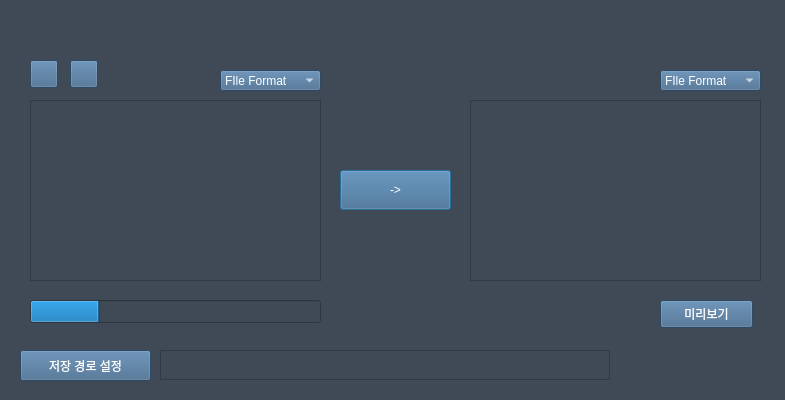
YongGyunKwon/Open210Team_CBNU, file UI/.ui확장자파일/MainScreen.ui: the form before one commit.
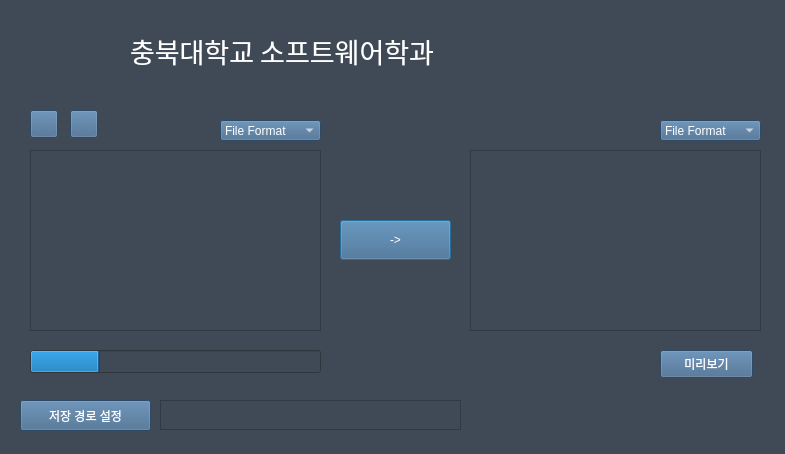
The form after the commit. Icons and pictures are not drawn.

```diff
--- a/UI/.ui확장자파일/MainScreen.ui
+++ b/UI/.ui확장자파일/MainScreen.ui
@@ -10,7 +10,7 @@
     <x>0</x>
     <y>0</y>
     <width>785</width>
-    <height>400</height>
+    <height>454</height>
    </rect>
   </property>
   <property name="sizePolicy">
@@ -19,12 +19,6 @@
     <verstretch>0</verstretch>
    </sizepolicy>
   </property>
-  <property name="maximumSize">
-   <size>
-    <width>785</width>
-    <height>400</height>
-   </size>
-  </property>
   <property name="focusPolicy">
    <enum>Qt::TabFocus</enum>
   </property>
@@ -39,7 +33,7 @@
    <enum>Qt::LeftToRight</enum>
   </property>
   <property name="autoFillBackground">
-   <bool>true</bool>
+   <bool>false</bool>
   </property>
   <property name="styleSheet">
    <string notr="true">background-color: rgb(64, 74, 86);</string>
@@ -54,7 +48,7 @@
    <property name="geometry">
     <rect>
      <x>30</x>
-     <y>300</y>
+     <y>350</y>
      <width>291</width>
      <height>23</height>
     </rect>
@@ -73,7 +67,7 @@
    <property name="geometry">
     <rect>
      <x>340</x>
-     <y>170</y>
+     <y>220</y>
      <width>111</width>
      <height>40</height>
     </rect>
@@ -299,7 +293,7 @@
    <property name="geometry">
     <rect>
      <x>590</x>
-     <y>40</y>
+     <y>90</y>
      <width>61</width>
      <height>51</height>
     </rect>
@@ -323,7 +317,7 @@
    <property name="geometry">
     <rect>
      <x>140</x>
-     <y>50</y>
+     <y>100</y>
      <width>61</width>
      <height>41</height>
     </rect>
@@ -347,7 +341,7 @@
    <property name="geometry">
     <rect>
      <x>70</x>
-     <y>60</y>
+     <y>110</y>
      <width>28</width>
      <height>28</height>
     </rect>
@@ -372,7 +366,7 @@
    <property name="geometry">
     <rect>
      <x>30</x>
-     <y>100</y>
+     <y>150</y>
      <width>291</width>
      <height>181</height>
     </rect>
@@ -394,7 +388,7 @@
    <property name="geometry">
     <rect>
      <x>470</x>
-     <y>100</y>
+     <y>150</y>
      <width>291</width>
      <height>181</height>
     </rect>
@@ -407,7 +401,7 @@
    <property name="geometry">
     <rect>
      <x>220</x>
-     <y>70</y>
+     <y>120</y>
      <width>101</width>
      <height>21</height>
     </rect>
@@ -419,7 +413,7 @@
    </property>
    <item>
     <property name="text">
-     <string>FIle Format</string>
+     <string>File Format</string>
     </property>
    </item>
    <item>
@@ -447,7 +441,7 @@
    <property name="geometry">
     <rect>
      <x>20</x>
-     <y>350</y>
+     <y>400</y>
      <width>131</width>
      <height>31</height>
     </rect>
@@ -465,7 +459,7 @@
    <property name="geometry">
     <rect>
      <x>660</x>
-     <y>300</y>
+     <y>350</y>
      <width>93</width>
      <height>28</height>
     </rect>
@@ -482,7 +476,7 @@
    <property name="geometry">
     <rect>
      <x>660</x>
-     <y>70</y>
+     <y>120</y>
      <width>101</width>
      <height>21</height>
     </rect>
@@ -494,7 +488,7 @@
    </property>
    <item>
     <property name="text">
-     <string>FIle Format</string>
+     <string>File Format</string>
     </property>
    </item>
    <item>
@@ -512,7 +506,7 @@
    <property name="geometry">
     <rect>
      <x>30</x>
-     <y>60</y>
+     <y>110</y>
      <width>28</width>
      <height>28</height>
     </rect>
@@ -537,8 +531,8 @@
    <property name="geometry">
     <rect>
      <x>160</x>
-     <y>350</y>
-     <width>450</width>
+     <y>400</y>
+     <width>301</width>
      <height>30</height>
     </rect>
    </property>
@@ -555,6 +549,44 @@
     <bool>false</bool>
    </property>
   </widget>
+  <widget class="QLabel" name="label_2">
+   <property name="geometry">
+    <rect>
+     <x>0</x>
+     <y>10</y>
+     <width>161</width>
+     <height>71</height>
+    </rect>
+   </property>
+   <property name="styleSheet">
+    <string notr="true">image: url(:/Main/icon/충북대(흰배경).png)</string>
+   </property>
+   <property name="text">
+    <string/>
+   </property>
+  </widget>
+  <widget class="QLabel" name="label_4">
+   <property name="geometry">
+    <rect>
+     <x>130</x>
+     <y>30</y>
+     <width>441</width>
+     <height>41</height>
+    </rect>
+   </property>
+   <property name="font">
+    <font>
+     <family>휴먼엑스포</family>
+     <pointsize>20</pointsize>
+    </font>
+   </property>
+   <property name="styleSheet">
+    <string notr="true">color: rgb(255, 255, 255);</string>
+   </property>
+   <property name="text">
+    <string>충북대학교 소프트웨어학과</string>
+   </property>
+  </widget>
  </widget>
  <resources>
   <include location="../source.qrc"/>
```
